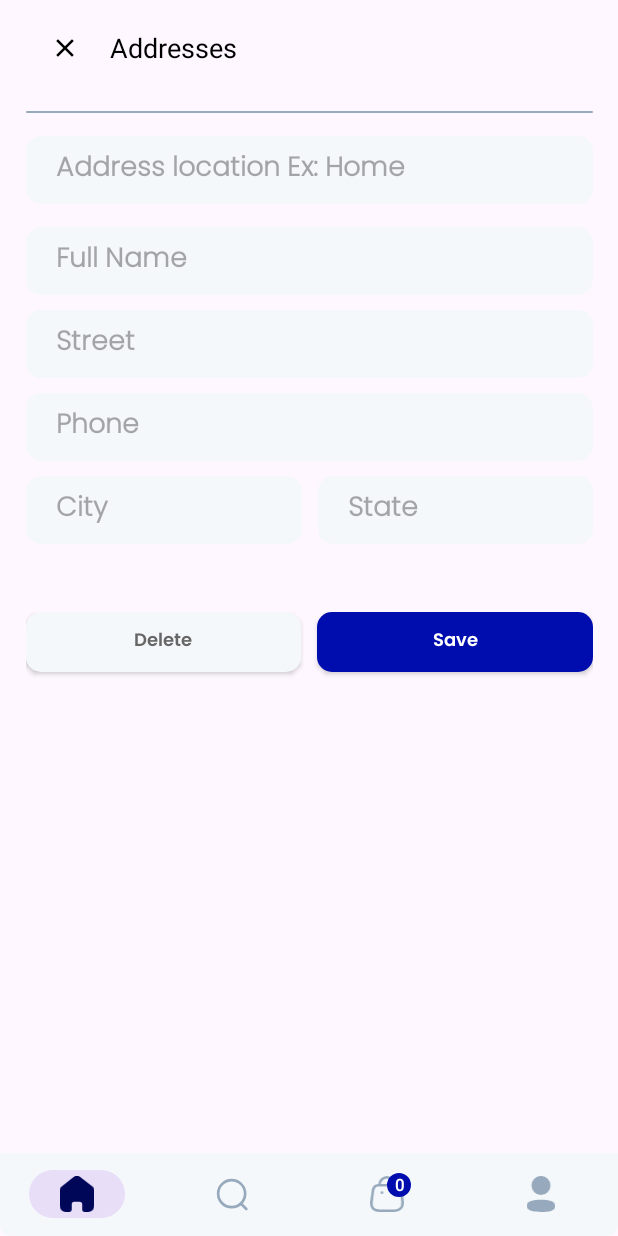
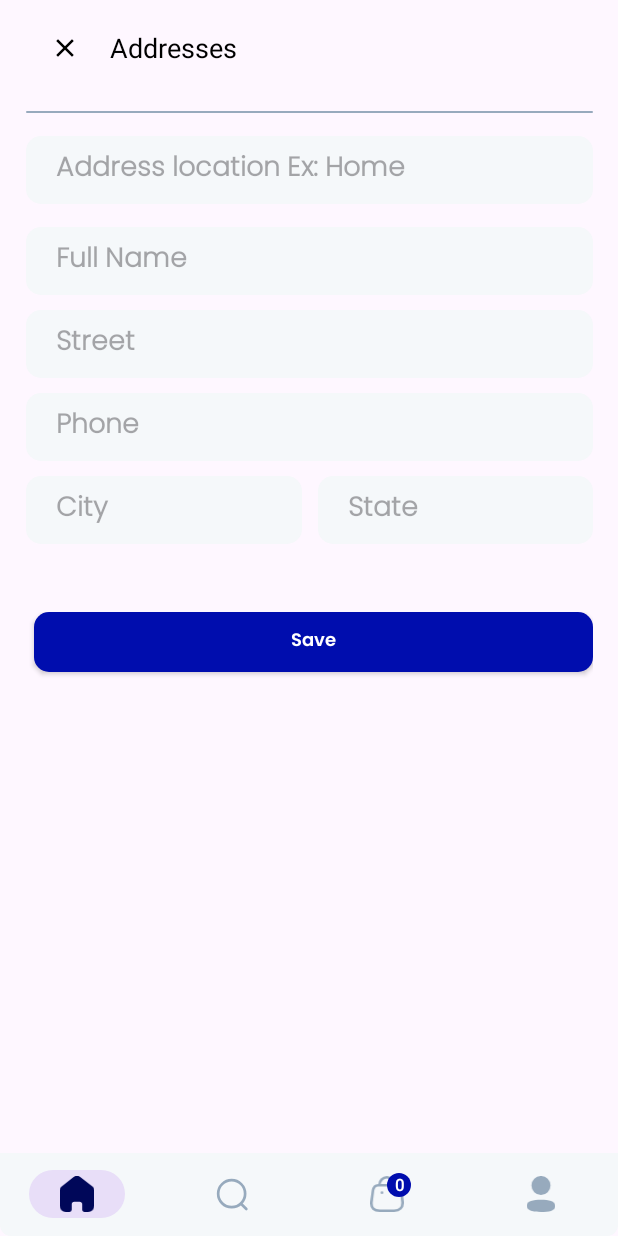
Before and after one commit to Sarthak20Shukla/Vikraya-An-Ecommerce-App, an Android app: the AddressFragment screen opened through its navigation route, on a phone screen of 412 x 824 dp. Run offline under Robolectric (Android 15) with nearby library versions, the phone set to English and light mode, and no system bars; our stand-ins replace Dagger/Hilt's generated code, Firebase (no records; nobody signed in at launch, a user with empty details on screens opened directly), navigation-ui.

Commit message:
26th Day

```diff
--- a/app/src/main/java/com/example/vikraya/fragments/shopping/AddressFragment.kt
+++ b/app/src/main/java/com/example/vikraya/fragments/shopping/AddressFragment.kt
@@ -9,6 +9,7 @@ import androidx.fragment.app.Fragment
 import androidx.fragment.app.viewModels
 import androidx.lifecycle.lifecycleScope
 import androidx.navigation.fragment.findNavController
+import androidx.navigation.fragment.navArgs
 import com.example.vikraya.data.Address
 import com.example.vikraya.databinding.FragmentAddressBinding
 import com.example.vikraya.databinding.FragmentCartBinding
@@ -20,6 +21,7 @@ import kotlinx.coroutines.flow.collectLatest
 class AddressFragment:Fragment() {
     private lateinit var binding: FragmentAddressBinding
     val viewModel by viewModels<AddressViewModel>()
+    val args by navArgs<AddressFragmentArgs>()
     override fun onCreate(savedInstanceState: Bundle?) {
         super.onCreate(savedInstanceState)
         lifecycleScope.launchWhenStarted {
@@ -57,6 +59,21 @@ findNavController().navigateUp()
 
     override fun onViewCreated(view: View, savedInstanceState: Bundle?) {
         super.onViewCreated(view, savedInstanceState)
+            val address = args.address
+        if (address ==null){
+            binding.buttonDelelte.visibility = View.GONE
+        }else{
+            binding.apply {
+                edAddressTitle.setText(address.addressTitle)
+                edFullName.setText(address.fullName)
+                edStreet.setText(address.street)
+                edPhone.setText(address.phone)
+                edCity.setText(address.city)
+                edState.setText(address.state)
+
+            }
+        }
+
         binding.apply{
             buttonSave.setOnClickListener {
                 val addressTitle=edAddressTitle.text.toString()
--- a/app/src/main/java/com/example/vikraya/fragments/shopping/CartFragment.kt
+++ b/app/src/main/java/com/example/vikraya/fragments/shopping/CartFragment.kt
@@ -64,7 +64,7 @@ class CartFragment: Fragment(R.layout.fragment_cart) {
         }
 
         binding.btnCheckout.setOnClickListener {
-            val action=CartFragmentDirections.actionCartFragmentToBillingFragment(totalPrice,cartAdapter.differ.currentList.toTypedArray())
+            val action=CartFragmentDirections.actionCartFragmentToBillingFragment(totalPrice,cartAdapter.differ.currentList.toTypedArray(),true)
             findNavController().navigate(action)
         }
 
--- a/app/src/main/java/com/example/vikraya/fragments/shopping/ProfileFragment.kt
+++ b/app/src/main/java/com/example/vikraya/fragments/shopping/ProfileFragment.kt
@@ -48,7 +48,7 @@ class ProfileFragment: Fragment() {
         }
         binding.linearBilling.setOnClickListener{
             val action = ProfileFragmentDirections.actionProfileFragmentToBillingFragment(0f,
-                emptyArray()
+                emptyArray(),false
             )
             findNavController().navigate(action)
         }
--- a/app/src/main/res/navigation/shopping_graph.xml
+++ b/app/src/main/res/navigation/shopping_graph.xml
@@ -66,7 +66,13 @@
         android:id="@+id/addressFragment"
         android:name="com.example.vikraya.fragments.shopping.AddressFragment"
         android:label="AddressFragment"
-        tools:layout="@layout/fragment_address"/>
+        tools:layout="@layout/fragment_address">
+        <argument
+            android:name="address"
+            app:argType="com.example.vikraya.data.Address"
+            app:nullable="true"
+            android:defaultValue="@null" />
+    </fragment>
     <fragment
         android:id="@+id/billingFragment"
         android:name="com.example.vikraya.fragments.shopping.BillingFragment"
@@ -81,6 +87,9 @@
         <argument
             android:name="products"
             app:argType="com.example.vikraya.data.CartProduct[]" />
+        <argument
+            android:name="payment"
+            app:argType="boolean" />
     </fragment>
     <fragment
         android:id="@+id/userAccountFragment"
```
Also changed, not shown: app/src/main/java/com/example/vikraya/fragments/shopping/BillingFragment.kt (+17 -0 lines).
